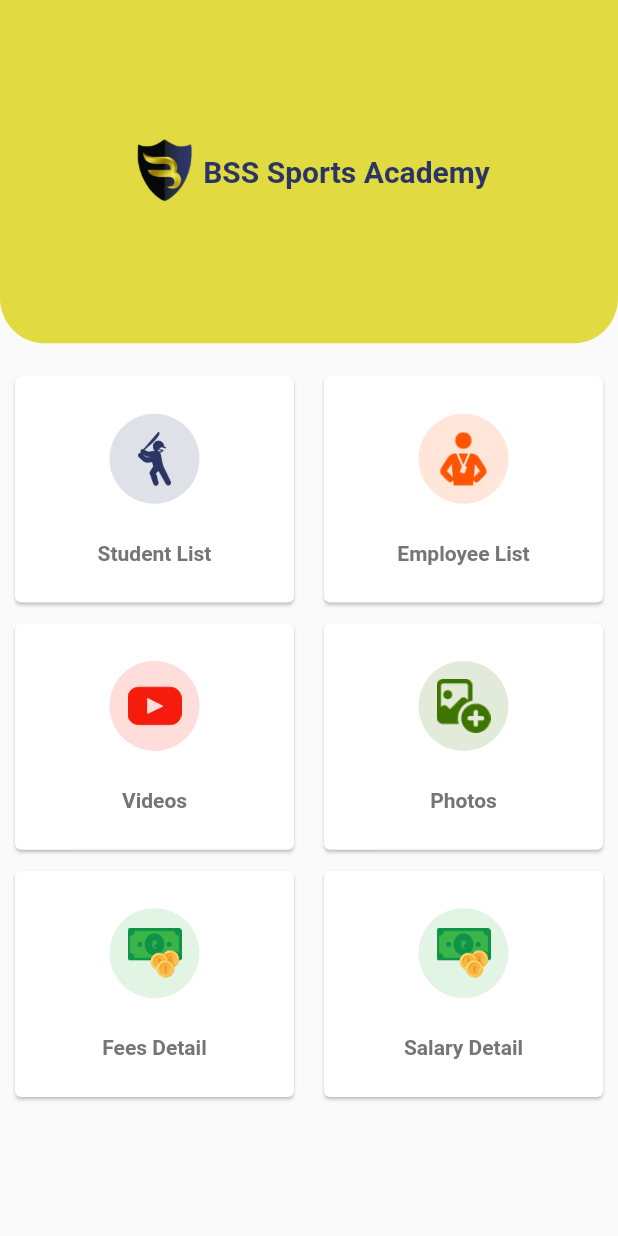
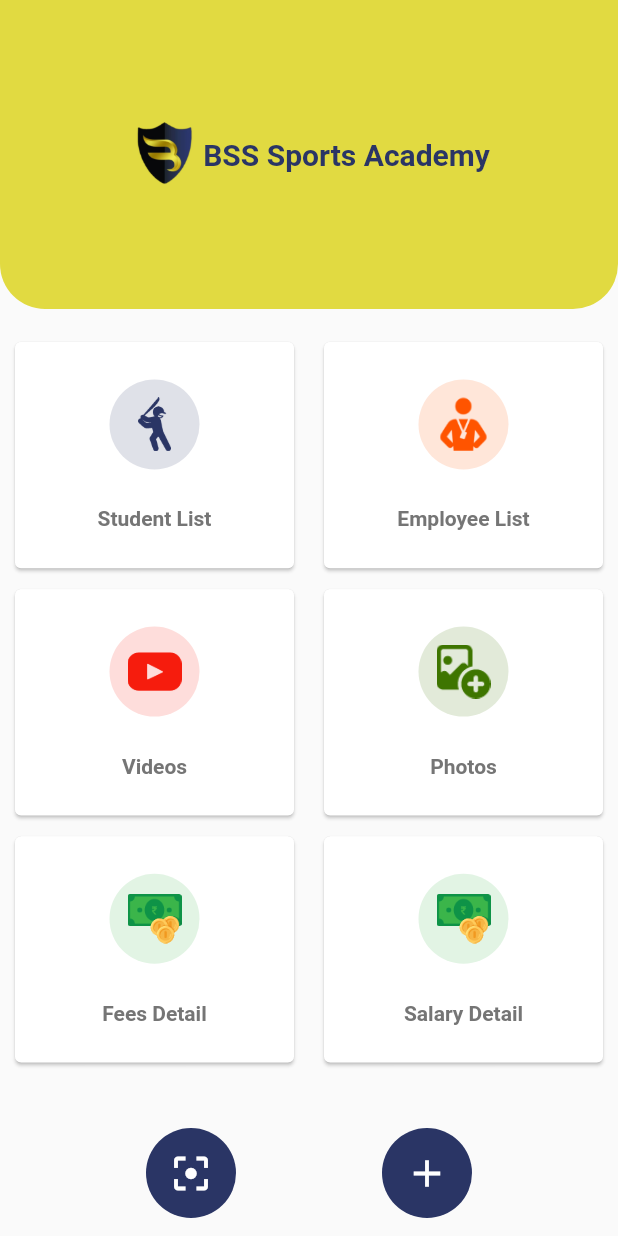
Before and after one commit to itfuturz2020/keval2020, a Flutter app: the screen it shows after launch, after a tap on "LOGIN", on a phone screen of 412 x 824 dp. Run offline on Flutter 3.47's test engine with Material 2 defaults, Android fonts, the phone set to English and light mode, and no system bars; our stand-ins replace dio, flutter_native_image, image_picker, progress_dialog, shared_preferences; missing offline and left inert: flutter_cupertino_date_picker, xml2json; Roboto replaces fonts that are missing (Montserrat).

Commit message:
init all screen

```diff
--- a/lib/main.dart
+++ b/lib/main.dart
@@ -1,6 +1,12 @@
 import 'package:bss_admin/screens/dashBoard.dart';
+import 'package:bss_admin/screens/employeeList.dart';
+import 'package:bss_admin/screens/feesDetail.dart';
 import 'package:bss_admin/screens/login.dart';
+import 'package:bss_admin/screens/photos.dart';
+import 'package:bss_admin/screens/salaryDetail.dart';
 import 'package:bss_admin/screens/splash.dart';
+import 'package:bss_admin/screens/studentList.dart';
+import 'package:bss_admin/screens/videos.dart';
 import 'package:flutter/material.dart';
 
 import 'common/constant.dart';
@@ -30,8 +36,14 @@ class _MyAppState extends State<MyApp> {
       routes: {
         '/': (context) => splash(),
         '/login': (context) => login(),
+        '/dashBoard': (context) => dashBoard(),
         '/studentForm': (context) => studentForm(),
-        '/dashBoard': (context) => dashBoard(),
+        '/employeeList': (context) => employeeList(),
+        '/videos': (context) => videos(),
+        '/photos': (context) => photos(),
+        '/feesDetail': (context) => feesDetail(),
+        '/salaryDetail': (context) => salaryDetail(),
+        '/studentList': (context) => studentList(),
       },
       theme: ThemeData(
         fontFamily: 'Montserrat',
--- a/lib/screens/dashBoard.dart
+++ b/lib/screens/dashBoard.dart
@@ -13,7 +13,7 @@ class _dashBoardState extends State<dashBoard> {
       "image": "images/student_list.png",
       "title": "Student List",
       "color": 0xff2A3565,
-      "screen": "studentForm"
+      "screen": "studentList"
     },
     {
       "image": "images/employee.png",
@@ -53,7 +53,7 @@ class _dashBoardState extends State<dashBoard> {
       body: Column(
         children: <Widget>[
           Container(
-            height: MediaQuery.of(context).size.height / 3.6,
+            height: MediaQuery.of(context).size.height / 4,
             decoration: BoxDecoration(
                 color: cnst.appPrimaryMaterialColor,
                 borderRadius: BorderRadius.only(
@@ -84,7 +84,8 @@ class _dashBoardState extends State<dashBoard> {
                 itemBuilder: (BuildContext context, int index) {
                   return GestureDetector(
                     onTap: () {
-                      Navigator.pushNamed(context, "/studentForm");
+                      Navigator.pushNamed(
+                          context, "/${_menuList[index]["screen"]}");
                     },
                     child: Card(
                       margin: EdgeInsets.only(
@@ -128,6 +129,43 @@ class _dashBoardState extends State<dashBoard> {
                   );
                 }),
           ),
+          Padding(
+            padding: const EdgeInsets.only(top: 12, bottom: 12),
+            child: Align(
+              alignment: Alignment.bottomCenter,
+              child: Row(
+                mainAxisAlignment: MainAxisAlignment.spaceEvenly,
+                children: <Widget>[
+                  Container(
+                    width: 60,
+                    height: 60,
+                    alignment: Alignment.center,
+                    decoration: BoxDecoration(
+                        color: cnst.fontColors,
+                        borderRadius: BorderRadius.all(Radius.circular(40))),
+                    child: Icon(
+                      Icons.filter_center_focus,
+                      color: Colors.white,
+                      size: 30,
+                    ),
+                  ),
+                  Container(
+                    width: 60,
+                    height: 60,
+                    alignment: Alignment.center,
+                    decoration: BoxDecoration(
+                        color: cnst.fontColors,
+                        borderRadius: BorderRadius.all(Radius.circular(40))),
+                    child: Icon(
+                      Icons.add,
+                      color: Colors.white,
+                      size: 30,
+                    ),
+                  ),
+                ],
+              ),
+            ),
+          ),
         ],
       ),
     );
--- a/lib/screens/login.dart
+++ b/lib/screens/login.dart
@@ -1,6 +1,5 @@
+import 'package:bss_admin/common/constant.dart' as cnst;
 import 'package:flutter/material.dart';
-
-import 'package:bss_admin/common/constant.dart' as cnst;
 
 class login extends StatefulWidget {
   @override
--- a/lib/screens/splash.dart
+++ b/lib/screens/splash.dart
@@ -1,8 +1,6 @@
 import 'dart:async';
 
-import 'package:bss_admin/common/constant.dart';
 import 'package:flutter/material.dart';
-import 'package:shared_preferences/shared_preferences.dart';
 
 class splash extends StatefulWidget {
   @override
--- a/pubspec.yaml
+++ b/pubspec.yaml
@@ -31,6 +31,7 @@ dependencies:
   image_picker: ^0.6.1+1
   flutter_native_image: ^0.0.4
   xml2json: ^4.0.0
+  flutter_staggered_grid_view: ^0.3.0
 
 dev_dependencies:
   flutter_test:
```
Also changed, not shown: lib/screens/employeeList.dart (added, +17 -0 lines), lib/screens/feesDetail.dart (added, +17 -0 lines), lib/screens/photos.dart (added, +17 -0 lines), lib/screens/salaryDetail.dart (added, +17 -0 lines), lib/screens/studentList.dart (added, +29 -0 lines), lib/screens/videos.dart (added, +17 -0 lines), pubspec.lock.
